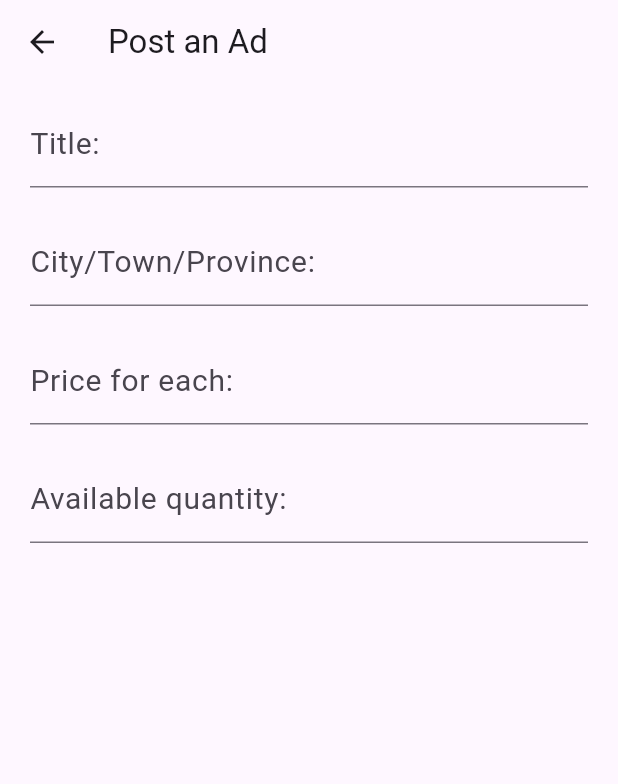
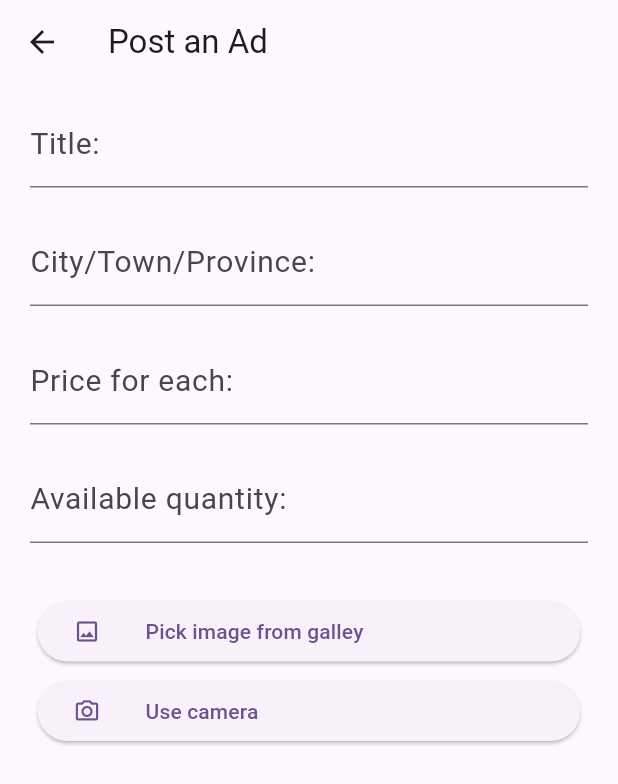
Before and after one commit to kasujjabash/promnotic, a Flutter app: the AdvertForm screen opened directly, on a phone screen of 412 x 824 dp. Shown: the top 784 px of the screen. Run offline on Flutter 3.47's test engine with Material 3 defaults, Android fonts, the light colour scheme and no system bars; our stand-ins replace image_picker.

Commit message:
Form modification

```diff
--- a/lib/Screen/form.dart
+++ b/lib/Screen/form.dart
@@ -1,6 +1,7 @@
 import 'package:flutter/material.dart';
+import 'package:image_picker/image_picker.dart';
+
 import 'package:promnotic/componets/form_textfield.dart';
-
 
 class AdvertForm extends StatelessWidget {
   final tittleController = TextEditingController();
@@ -8,6 +9,34 @@ class AdvertForm extends StatelessWidget {
   final descriptionController = TextEditingController();
   final priceController = TextEditingController();
   final quantityController = TextEditingController();
+
+// function to pick image from galley
+
+  void pickImage(BuildContext context) async {
+    final image = await ImagePicker().pickImage(source: ImageSource.gallery);
+    if (image == null) {
+      ScaffoldMessenger.of(context).showSnackBar(
+        const SnackBar(
+          content: Text('No image selected!'),
+          duration: Duration(seconds: 2),
+        ),
+      );
+    }
+  }
+
+  // function to take camera pick
+  void takeImage(BuildContext context) async {
+    final image = await ImagePicker().pickImage(source: ImageSource.camera);
+    if (image == null) {
+      ScaffoldMessenger.of(context).showSnackBar(
+        const SnackBar(
+          content: Text('No image captured!'),
+          duration: Duration(seconds: 2),
+        ),
+      );
+    }
+  }
+
   AdvertForm({super.key});
 
   @override
@@ -37,10 +66,45 @@ class AdvertForm extends StatelessWidget {
             FormTextField(
               controller: quantityController,
               labelText: 'Available quantity:',
-            )
+            ),
             //  const MyTextArea(
             //     labelText: 'Description',
             //   )
+
+            Padding(
+              padding: const EdgeInsets.all(25),
+              child: Column(
+                children: [
+                  //?Pick images from gallery
+                  ElevatedButton(
+                      onPressed: () => pickImage(context),
+                      child: const Row(
+                        children: [
+                          Icon(Icons.image_outlined),
+                          SizedBox(
+                            width: 30,
+                          ),
+                          Text('Pick image from galley')
+                        ],
+                      )),
+                  //?Use camera
+                  const SizedBox(
+                    height: 5,
+                  ),
+                  ElevatedButton(
+                      onPressed: () => takeImage(context),
+                      child: const Row(
+                        children: [
+                          Icon(Icons.camera_alt_outlined),
+                          SizedBox(
+                            width: 30,
+                          ),
+                          Text('Use camera')
+                        ],
+                      ))
+                ],
+              ),
+            )
           ],
         ),
       ),
--- /dev/null
+++ b/lib/theme/app_color.dart
@@ -0,0 +1,3 @@
+// class AppColor{
+//   static const primaryColor = Color:Colors.grey;
+// }
--- a/pubspec.yaml
+++ b/pubspec.yaml
@@ -35,6 +35,7 @@ dependencies:
   # The following adds the Cupertino Icons font to your application.
   # Use with the CupertinoIcons class for iOS style icons.
   cupertino_icons: ^1.0.6
+  image_picker: ^1.1.0
 
 dev_dependencies:
   flutter_test:
```
Also changed, not shown: lib/Screen/home_screen.dart (+0 -32 lines), pubspec.lock, 11 other files.
